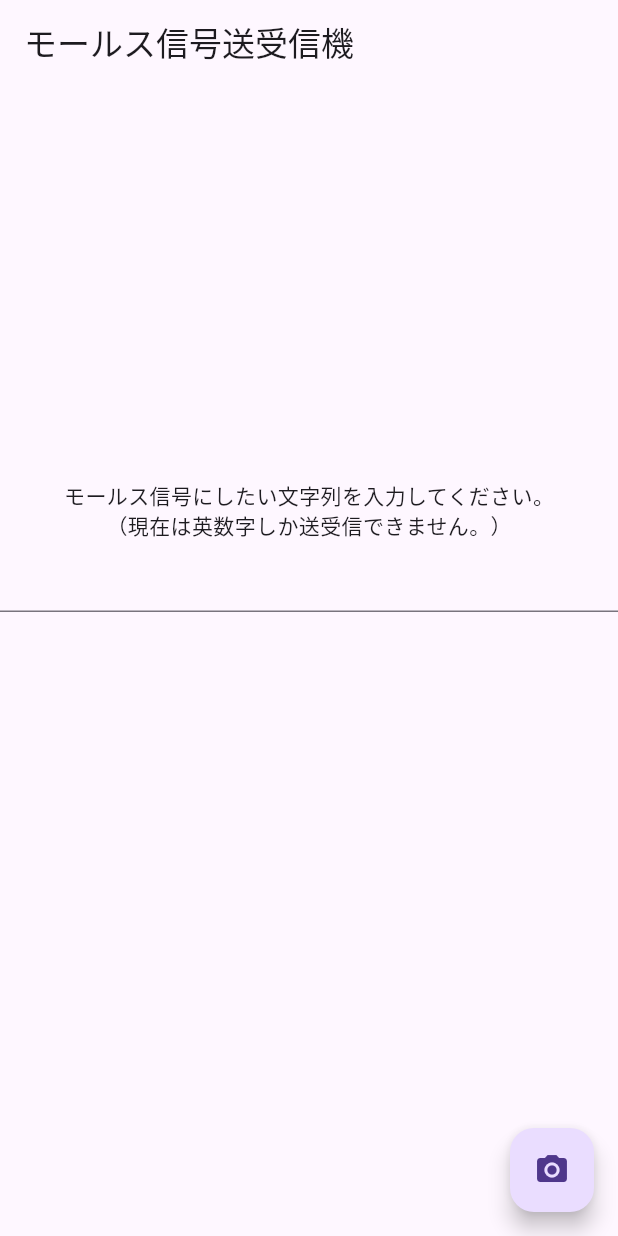
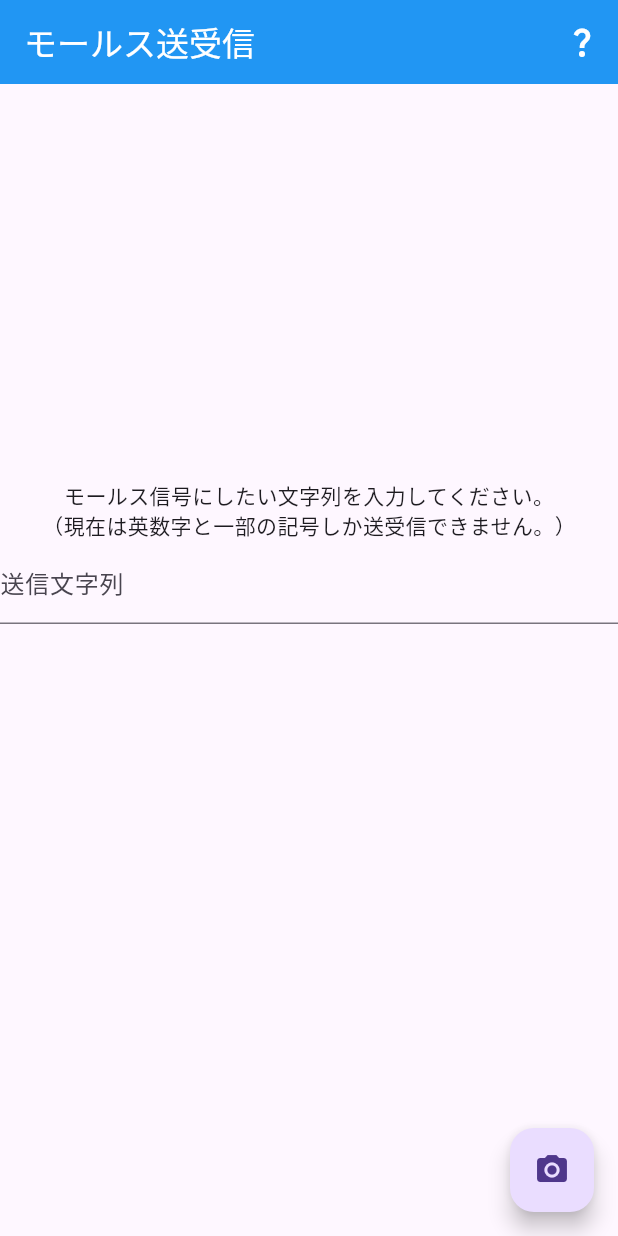
Before and after one commit to tannakaken/morse-code, a Flutter app: the screen it shows after launch, on a phone screen of 412 x 824 dp. Run offline on Flutter 3.47's test engine with Material 3 defaults, Android fonts, the phone set to English and light mode, and no system bars; our stand-ins replace camera, fluttertoast; missing offline and left inert: torch_light; project files that could hold a hidden picture were left out.

Commit message:
アバウトページを追加して体裁を整えた

```diff
--- a/lib/main.dart
+++ b/lib/main.dart
@@ -1,5 +1,6 @@
 import 'package:camera/camera.dart';
 import 'package:flutter/material.dart';
+import 'package:morse_coder/about_page.dart';
 import 'package:morse_coder/camera_page.dart';
 import 'package:morse_coder/helpers/morse.helper.dart';
 import 'package:morse_coder/helpers/time.helper.dart';
@@ -16,11 +17,11 @@ class MyApp extends StatelessWidget {
   @override
   Widget build(BuildContext context) {
     return MaterialApp(
-      title: 'Flutter Demo',
-      theme: ThemeData(
-        primarySwatch: Colors.blue,
-      ),
-      home: const MyHomePage(title: 'Flutter Demo Home Page'),
+      title: 'モールス送受信',
+      theme: ThemeData.light(),
+      darkTheme: ThemeData.dark(),
+      themeMode: ThemeMode.system,
+      home: const MyHomePage(title: 'モールス送受信'),
     );
   }
 }
@@ -37,20 +38,15 @@ class MyHomePage extends StatefulWidget {
 class LightingCancel {}
 
 class _MyHomePageState extends State<MyHomePage> {
+  final TextEditingController _controller = TextEditingController();
   String _text = "";
   bool _hasError = false;
   bool _lighting = false;
   void _onChangeText(String newText) {
-    if (stringToMorse(newText) == null) {
-      setState(() {
-        _hasError = true;
-      });
-    } else {
-      setState(() {
-        _text = newText;
-        _hasError = false;
-      });
-    }
+    setState(() {
+      _text = newText;
+      _hasError = stringToMorse(newText) == null;
+    });
   }
 
   void _showIndicatorDialog() {
@@ -133,13 +129,29 @@ class _MyHomePageState extends State<MyHomePage> {
     });
   }
 
+  void _openAbout() {
+    final navigator = Navigator.of(context);
+    navigator.push(MaterialPageRoute(
+        builder: (context) => const AboutPage(), fullscreenDialog: true));
+  }
+
   @override
   Widget build(BuildContext context) {
     return Scaffold(
       appBar: AppBar(
-        // Here we take the value from the MyHomePage object that was created by
-        // the App.build method, and use it to set our appbar title.
-        title: const Text("モールス信号送受信機"),
+        title: Text(
+          widget.title,
+          style: const TextStyle(color: Colors.white),
+        ),
+        actions: <Widget>[
+          IconButton(
+            onPressed: _openAbout,
+            icon: const Icon(Icons.question_mark_outlined),
+            color: Colors.white,
+            tooltip: "このアプリについて",
+          ),
+        ],
+        backgroundColor: Colors.blue,
       ),
       body: Center(
         // Center is a layout widget. It takes a single child and positions it
@@ -151,20 +163,41 @@ class _MyHomePageState extends State<MyHomePage> {
               'モールス信号にしたい文字列を入力してください。',
             ),
             const Text(
-              '（現在は英数字しか送受信できません。）',
+              '（現在は英数字と一部の記号しか送受信できません。）',
             ),
             SizedBox(
               height: 200,
               child: TextField(
+                controller: _controller,
                 keyboardType: TextInputType.multiline,
                 maxLines: null,
                 onChanged: _onChangeText,
+                decoration: InputDecoration(
+                    suffixIcon: Visibility(
+                        visible: _text.isNotEmpty,
+                        child: IconButton(
+                          onPressed: () {
+                            _controller.clear();
+                            setState(() {
+                              _text = "";
+                              _hasError = false;
+                            });
+                          },
+                          icon: const Icon(Icons.clear),
+                        )),
+                    labelText: "送信文字列",
+                    floatingLabelStyle: MaterialStateTextStyle.resolveWith(
+                      (_) {
+                        final Color color = _hasError
+                            ? Theme.of(context).colorScheme.error
+                            : Colors.green;
+                        return TextStyle(color: color, letterSpacing: 1.3);
+                      },
+                    ),
+                    floatingLabelBehavior: FloatingLabelBehavior.auto,
+                    errorText: _hasError ? "送信できない文字が含まれています。" : null),
               ),
             ),
-            Visibility(
-                visible: _hasError,
-                child: const Text("送信できない文字が含まれています。",
-                    style: TextStyle(color: Colors.red))),
             Visibility(
                 visible: !_hasError && _text.isNotEmpty,
                 child:
@@ -173,8 +206,9 @@ class _MyHomePageState extends State<MyHomePage> {
         ),
       ),
       floatingActionButton: FloatingActionButton(
+        heroTag: 'camera',
         onPressed: _openCamera,
-        tooltip: 'open camera',
+        tooltip: '受信用カメラ',
         child: const Icon(Icons.camera_alt),
       ), // This trailing comma makes auto-formatting nicer for build methods.
     );
--- a/pubspec.yaml
+++ b/pubspec.yaml
@@ -38,6 +38,7 @@ dependencies:
   torch_light: ^1.0.0
   camera: ^0.10.5+9
   fluttertoast: ^8.2.4
+  url_launcher: ^6.2.4
 
 dev_dependencies:
   flutter_test:
```
Also changed, not shown: lib/about_page.dart (added, +78 -0 lines), lib/camera_page.dart (+27 -6 lines), pubspec.lock, 8 other files.
